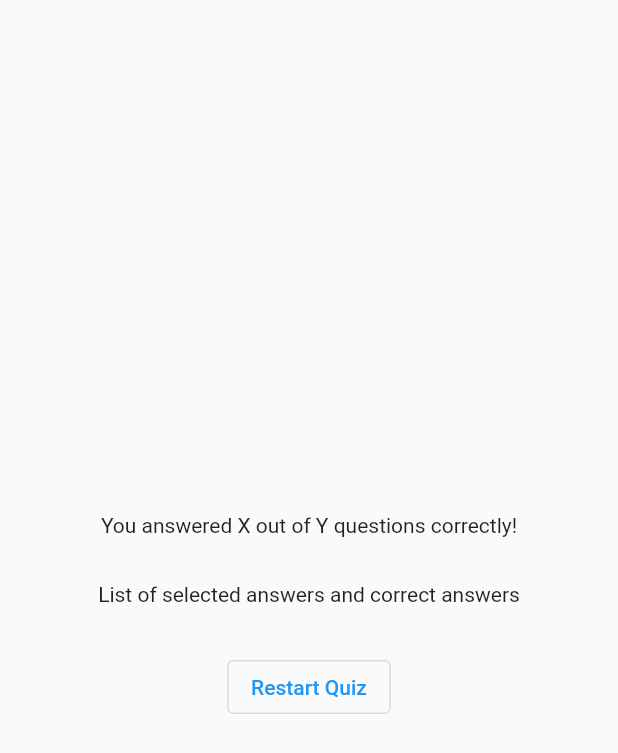
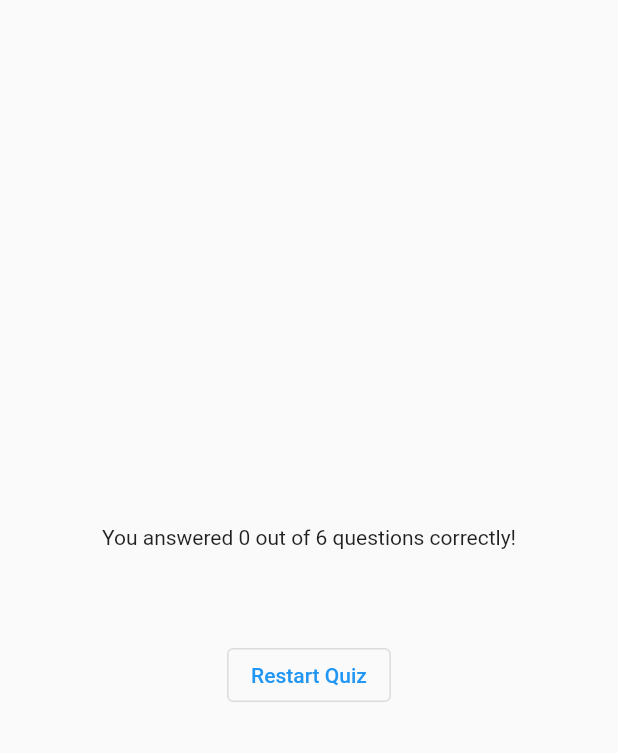
Before and after one commit to satyajeetmanu/quiz_app, a Flutter app: the ResultScreen widget shown alone on an empty page, opened directly with empty values, on a phone screen of 412 x 824 dp. Shown: the top 753 px of the screen. Run offline on Flutter 3.47's test engine with Material 2 defaults, Android fonts, the phone set to English and light mode, and no system bars; our stand-ins replace google_fonts.

Commit message:
added code to display number of correct answers

```diff
--- a/lib/quiz.dart
+++ b/lib/quiz.dart
@@ -19,7 +19,6 @@ class _QuizState extends State<Quiz> {
     selectedAnswers.add(answer);
 
     if (selectedAnswers.length == questions.length) {
-      selectedAnswers = [];
       setState(() {
         activeScreen = 'result-screen';
       });
--- a/lib/result_screen.dart
+++ b/lib/result_screen.dart
@@ -1,5 +1,6 @@
 import 'package:flutter/material.dart';
 import 'package:quiz_app/data/questions.dart';
+import 'package:quiz_app/questions_summary.dart';
 
 class ResultScreen extends StatelessWidget {
   const ResultScreen(this.selectedAnswers, {super.key});
@@ -13,7 +14,7 @@ class ResultScreen extends StatelessWidget {
       summary.add(
         {
           'index': i,
-          'question': questions[i],
+          'question': questions[i].text,
           'selectedAnswer': selectedAnswers[i],
           'correctAnswer': questions[i].answers[0],
         },
@@ -25,6 +26,12 @@ class ResultScreen extends StatelessWidget {
 
   @override
   Widget build(BuildContext context) {
+    final summaryData = getSummaryData();
+
+    final numTotalQuestions = questions.length;
+    final numCorrectAnwers = summaryData.where((item) {
+      return item['selectedAnswer'] == item['correctAnswer'];
+    }).length;
     return SizedBox(
       width: double.infinity,
       child: Container(
@@ -32,13 +39,14 @@ class ResultScreen extends StatelessWidget {
         child: Column(
           mainAxisAlignment: MainAxisAlignment.center,
           children: [
-            Text('You answered X out of Y questions correctly!'),
-            SizedBox(height: 30),
-            Text('List of selected answers and correct answers'),
-            SizedBox(height: 30),
+            Text(
+                'You answered $numCorrectAnwers out of $numTotalQuestions questions correctly!'),
+            const SizedBox(height: 30),
+            QuestionsSummary(getSummaryData()),
+            const SizedBox(height: 30),
             OutlinedButton(
               onPressed: () {},
-              child: Text('Restart Quiz'),
+              child: const Text('Restart Quiz'),
             ),
           ],
         ),
```
Also changed, not shown: lib/questions_summary.dart (added, +30 -0 lines).
